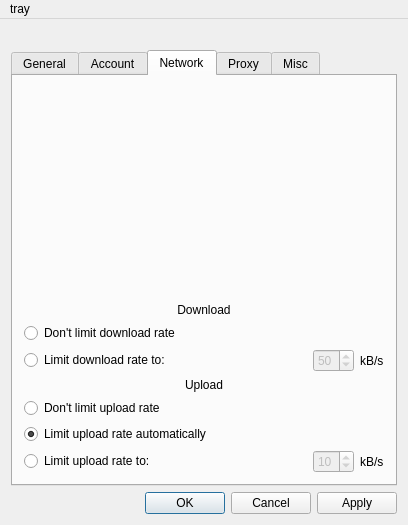
First picture: the form in src/mainwindow.ui, repository gtgt/kfilebox, before the edit.
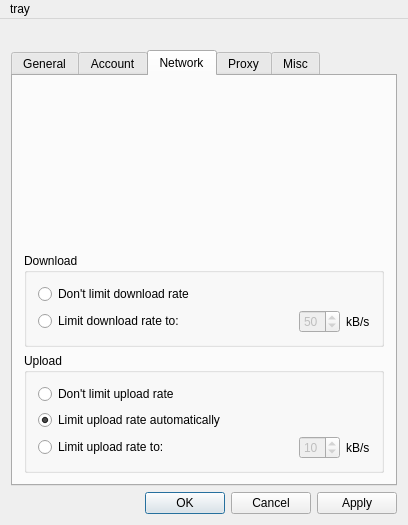
Second picture: the form after the edit. The open tabs and pages were chosen to show the change. Icons and pictures are not drawn.

Commit message: remove unlink this computer, move to separeted widgets download/upload radiobuttons

```diff
--- a/src/mainwindow.ui
+++ b/src/mainwindow.ui
@@ -266,15 +266,11 @@
          </spacer>
         </item>
         <item>
-         <widget class="QLabel" name="label_4">
-          <property name="text">
+         <widget class="QGroupBox" name="downloadBox">
+          <property name="title">
            <string>Download</string>
           </property>
-          <property name="alignment">
-           <set>Qt::AlignCenter</set>
-          </property>
-         </widget>
-        </item>
+          <layout class="QVBoxLayout" name="verticalLayout_5">
         <item>
          <widget class="QRadioButton" name="downloadDontLimitRate">
           <property name="text">
@@ -329,16 +325,15 @@
           </item>
          </layout>
         </item>
+          </layout>
+         </widget>
+        </item>
         <item>
-         <widget class="QLabel" name="label_5">
-          <property name="text">
+         <widget class="QGroupBox" name="uploadBox">
+          <property name="title">
            <string>Upload</string>
           </property>
-          <property name="alignment">
-           <set>Qt::AlignCenter</set>
-          </property>
-         </widget>
-        </item>
+          <layout class="QVBoxLayout" name="verticalLayout_6">
         <item>
          <widget class="QRadioButton" name="uploadDontLimitRate">
           <property name="text">
@@ -396,6 +391,9 @@
            </widget>
           </item>
          </layout>
+           </item>
+          </layout>
+         </widget>
         </item>
        </layout>
       </widget>
```
Left out of the diff: 24 changed lines with no effect on the pictures. Lines whose indentation alone changed are shown as unchanged. The commit also changes 2 other files.
